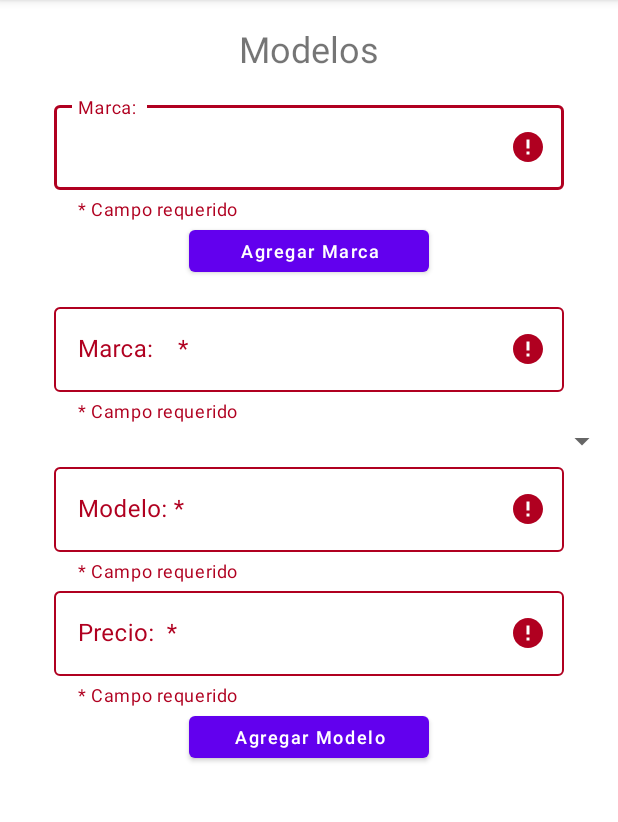
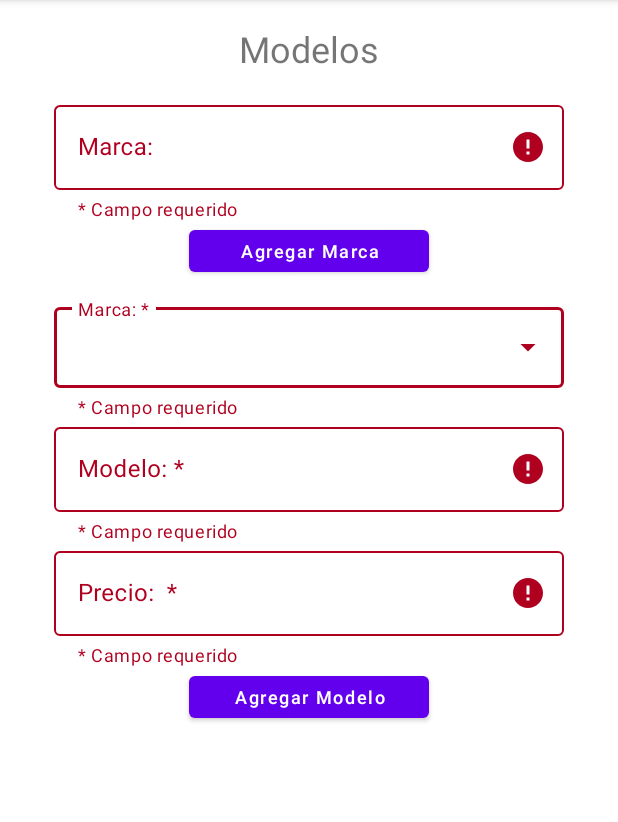
Before and after one commit to dev-rafael/nexu_test, an Android app: the screen it shows after launch (MainActivity), after a tap on an icon or button, on a phone screen of 412 x 824 dp, the part 84-906 px from its top. Run offline under Robolectric (Android 15) with nearby library versions, the phone set to English and light mode, and no system bars; 3 other taps on this screen came first.

Commit message:
Added brand autocompletion

```diff
--- a/app/build.gradle
+++ b/app/build.gradle
@@ -37,5 +37,5 @@ dependencies {
     testImplementation 'junit:junit:4.12'
     androidTestImplementation 'androidx.test.ext:junit:1.1.1'
     androidTestImplementation 'androidx.test.espresso:espresso-core:3.2.0'
-    implementation 'com.google.android.material:material:1.1.0'
+    implementation 'com.google.android.material:material:1.3.0-alpha01'
 }
--- a/app/src/main/java/com/rgdev/test_nexu/FormularioFragment.kt
+++ b/app/src/main/java/com/rgdev/test_nexu/FormularioFragment.kt
@@ -1,6 +1,4 @@
 package com.rgdev.test_nexu
-
-import com.rgdev.test_nexu.R
 
 import android.os.Bundle
 import android.util.Log
@@ -8,6 +6,8 @@ import androidx.fragment.app.Fragment
 import android.view.LayoutInflater
 import android.view.View
 import android.view.ViewGroup
+import android.widget.ArrayAdapter
+import android.widget.AutoCompleteTextView
 import android.widget.ImageButton
 import android.widget.TextView
 import androidx.lifecycle.ViewModelProvider
@@ -25,7 +25,8 @@ class FormularioFragment : Fragment() {
 
     private lateinit var viewModel: FormularioViewModel
     private lateinit var recyclerView: RecyclerView
-    private lateinit var adapter: MyAdapter
+    private lateinit var modelAdapter: MyAdapter
+    private lateinit var marcaAdapter: ArrayAdapter<String>
 
     private class MyAdapter(var myDataset: Array<ModelListItem>, var removeFun: (Int)->Unit): RecyclerView.Adapter<MyAdapter.MyViewHolder>() {
         class MyViewHolder(view: View) : RecyclerView.ViewHolder(view){
@@ -75,6 +76,10 @@ class FormularioFragment : Fragment() {
     override fun onActivityCreated(savedInstanceState: Bundle?) {
         super.onActivityCreated(savedInstanceState)
         viewModel = ViewModelProvider(this).get(FormularioViewModel::class.java)
+        //val testList = arrayOf("Item 1", "Item 2", "Item3")
+        marcaAdapter = ArrayAdapter<String>(requireContext(), android.R.layout.simple_list_item_1, viewModel.listaMarcas)
+        textInput_seleccionar_marca.setAdapter(marcaAdapter)
+
 
         recyclerView = recyclerView_lista_modelos
         recyclerView.apply {
@@ -82,8 +87,8 @@ class FormularioFragment : Fragment() {
             setHasFixedSize(false)
             //itemAnimator = null
         }
-        adapter = MyAdapter(viewModel.listaModelos.toTypedArray(), ::removeItem)
-        recyclerView.adapter = adapter
+        modelAdapter = MyAdapter(viewModel.listaModelos.toTypedArray(), ::removeItem)
+        recyclerView.adapter = modelAdapter
 
         button_agregar_marca.setOnClickListener {
             val text = textInput_agregar_marca.text.toString()
@@ -122,8 +127,8 @@ class FormularioFragment : Fragment() {
                 }
 
                 viewModel.listaModelos.add(ModelListItem(marca, modelo, precio.toInt()))
-                adapter.myDataset = viewModel.listaModelos.toTypedArray()
-                adapter.notifyItemInserted(viewModel.listaModelos.size-1)
+                modelAdapter.myDataset = viewModel.listaModelos.toTypedArray()
+                modelAdapter.notifyItemInserted(viewModel.listaModelos.size-1)
 
             }
             Log.i("Lista Modelos", viewModel.listaModelos.toString())
@@ -133,8 +138,8 @@ class FormularioFragment : Fragment() {
 
     fun removeItem(index: Int){
         viewModel.listaModelos.removeAt(index)
-        adapter.myDataset = viewModel.listaModelos.toTypedArray()
-        adapter.notifyItemRemoved(index)
+        modelAdapter.myDataset = viewModel.listaModelos.toTypedArray()
+        modelAdapter.notifyItemRemoved(index)
         if (viewModel.listaModelos.isEmpty()){
             linearLayout_list_header.visibility = View.INVISIBLE
         }
--- a/app/src/main/res/layout/formulario_fragment.xml
+++ b/app/src/main/res/layout/formulario_fragment.xml
@@ -50,25 +50,20 @@
 
     <com.google.android.material.textfield.TextInputLayout
         android:id="@+id/textLayout_seleccionar_marca"
-        style="@style/Widget.MaterialComponents.TextInputLayout.OutlinedBox"
+        style="@style/Widget.MaterialComponents.TextInputLayout.OutlinedBox.ExposedDropdownMenu"
         android:layout_width="match_parent"
         android:layout_height="wrap_content"
         android:layout_marginStart="36dp"
         android:layout_marginEnd="36dp"
-        app:boxBackgroundMode="outline"
-        app:boxStrokeColor="#000000">
+        android:hint="Marca: *">
 
-        <com.google.android.material.textfield.TextInputEditText
+        <AutoCompleteTextView
             android:id="@+id/textInput_seleccionar_marca"
             android:layout_width="match_parent"
             android:layout_height="wrap_content"
-            android:hint="Marca:    *" />
+            android:inputType="none"
+            android:padding="16dp" />
     </com.google.android.material.textfield.TextInputLayout>
-
-    <Spinner
-        android:id="@+id/spinner_marca"
-        android:layout_width="match_parent"
-        android:layout_height="wrap_content" />
 
     <com.google.android.material.textfield.TextInputLayout
         android:id="@+id/textLayout_modelo"
```
